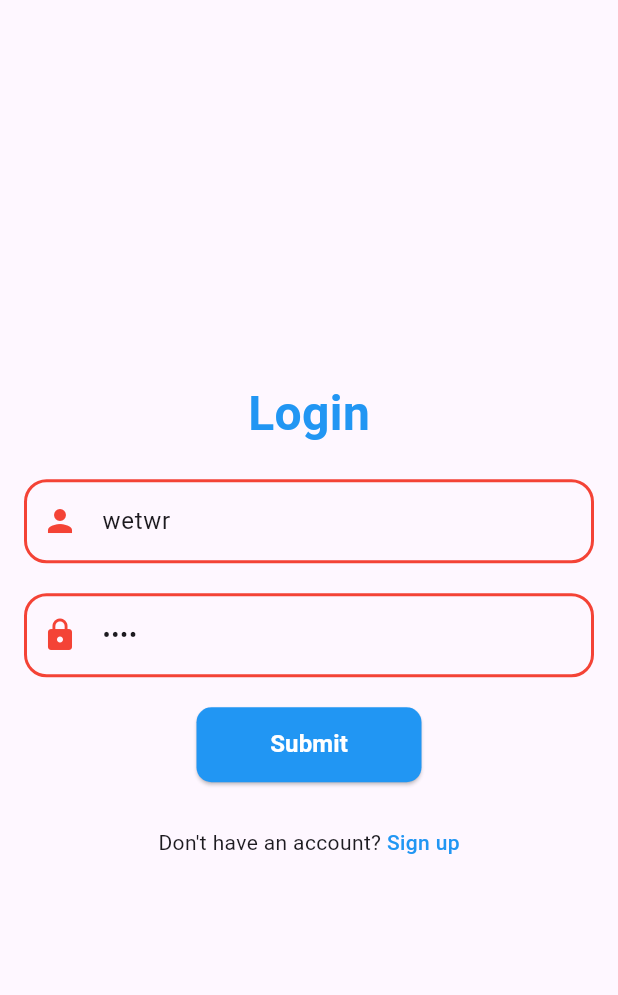
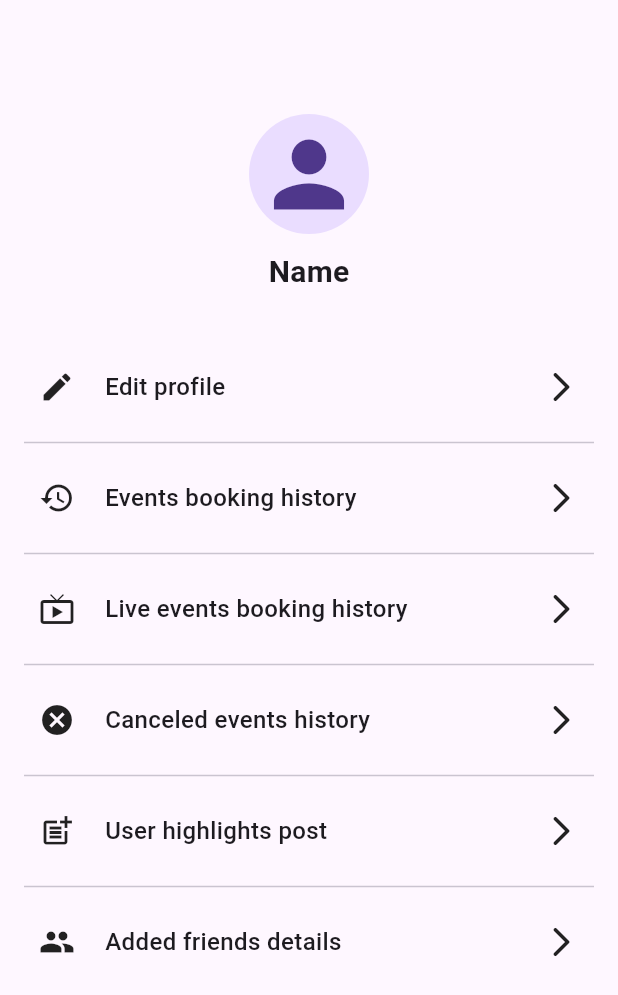
Before and after one commit to shebin-k-s/events, a Flutter app: the screen it shows after launch, on a phone screen of 412 x 824 dp. Shown: the top 995 px of the screen. Run offline on Flutter 3.47's test engine with Material 3 defaults, Android fonts, the phone set to English and light mode, and no system bars; our stand-ins replace bloc, dio, flutter_bloc, loading_animation_widget; Roboto replaces fonts that are missing (Figtree).

Commit message:
Completed basic UI of profile screen

```diff
--- a/lib/core/constants/constants.dart
+++ b/lib/core/constants/constants.dart
@@ -1,3 +1,35 @@
 import 'package:flutter/material.dart';
 
 const kTextFieldHeight = SizedBox(height: 20);
+final List<Map> profileItems = [
+  {
+    "icon": Icons.edit,
+    "label": "Edit profile",
+    "onTap": () {},
+  },
+  {
+    "icon": Icons.history,
+    "label": "Events booking history",
+    "onTap": () {},
+  },
+  {
+    "icon": Icons.live_tv,
+    "label": "Live events booking history",
+    "onTap": () {}
+  },
+  {
+    "icon": Icons.cancel,
+    "label": "Canceled events history",
+    "onTap": () {},
+  },
+  {
+    "icon": Icons.post_add,
+    "label": "User highlights post",
+    "onTap": () {},
+  },
+  {
+    "icon": Icons.group,
+    "label": "Added friends details",
+    "onTap": () {},
+  },
+];
--- a/lib/main.dart
+++ b/lib/main.dart
@@ -1,3 +1,5 @@
+import 'package:events/screens/authentication/login_screen.dart';
+import 'package:events/screens/profile/profile_screen.dart';
 import 'package:events/screens/splash/splash_screen.dart';
 import 'package:flutter/material.dart';
 
@@ -11,10 +13,9 @@ class MyApp extends StatelessWidget {
   @override
   Widget build(BuildContext context) {
     return MaterialApp(
-      theme: ThemeData(
-        primaryColor: Colors.white
-      ),
-      home: SplashScreen(),
+      theme: ThemeData(primaryColor: Colors.white),
+      // home: LoginScreen(),
+      home: ProfileScreen(),
     );
   }
 }
--- a/lib/screens/authentication/login_screen.dart
+++ b/lib/screens/authentication/login_screen.dart
@@ -1,4 +1,4 @@
-import 'package:events/application/authentication/bloc/auth_bloc.dart';
+import 'package:events/application/authentication/auth_bloc.dart';
 import 'package:events/core/constants/constants.dart';
 import 'package:events/screens/authentication/signup_screen1.dart';
 import 'package:events/screens/widgets/custom_elevated_button.dart';
--- /dev/null
+++ b/lib/screens/edit_profile/edit_profile_screen.dart
@@ -0,0 +1,12 @@
+import 'package:flutter/material.dart';
+
+class EditProfileScreen extends StatelessWidget {
+  const EditProfileScreen({super.key});
+
+  @override
+  Widget build(BuildContext context) {
+    return Scaffold(
+      body: SingleChildScrollView(),
+    );
+  }
+}
--- /dev/null
+++ b/lib/screens/profile/profile_screen.dart
@@ -0,0 +1,58 @@
+import 'package:events/core/constants/constants.dart';
+import 'package:events/screens/profile/widgets/profile_item_tile.dart';
+import 'package:events/screens/widgets/custom_text.dart';
+import 'package:flutter/material.dart';
+
+class ProfileScreen extends StatelessWidget {
+  ProfileScreen({super.key});
+
+  final Widget kHeight = SizedBox(height: 10);
+
+
+  @override
+  Widget build(BuildContext context) {
+    return Scaffold(
+      body: SingleChildScrollView(
+        child: Padding(
+          padding: const EdgeInsets.all(16.0),
+          child: Column(
+            crossAxisAlignment: CrossAxisAlignment.start,
+            children: [
+              SizedBox(height: 60),
+              Column(
+                children: [
+                  SizedBox(width: double.infinity),
+                  CircleAvatar(
+                    radius: 40,
+                    child: Icon(
+                      Icons.person,
+                      size: 70,
+                    ),
+                  ),
+                  SizedBox(height: 10),
+                  CustomText(
+                    text: "Name",
+                    fontSize: 20,
+                    fontweight: FontWeight.bold,
+                  ),
+                ],
+              ),
+              SizedBox(height: 30),
+              ListView.separated(
+                shrinkWrap: true,
+                physics: NeverScrollableScrollPhysics(),
+                itemBuilder: (context, index) => ProfileItemTile(
+                  icon: profileItems[index]["icon"],
+                  label: profileItems[index]["label"],
+                  onTap: profileItems[index]["onTap"],
+                ),
+                separatorBuilder: (context, index) => Divider(height: 10),
+                itemCount: profileItems.length,
+              )
+            ],
+          ),
+        ),
+      ),
+    );
+  }
+}
--- /dev/null
+++ b/lib/screens/profile/widgets/profile_item_tile.dart
@@ -0,0 +1,36 @@
+import 'package:events/screens/widgets/custom_text.dart';
+import 'package:flutter/material.dart';
+
+class ProfileItemTile extends StatelessWidget {
+  const ProfileItemTile({
+    super.key,
+    required this.icon,
+    required this.label,
+    required this.onTap,
+  });
+  final IconData icon;
+  final String label;
+  final Function() onTap;
+  @override
+  Widget build(BuildContext context) {
+    return InkWell(
+      onTap: onTap,
+      child: Padding(
+        padding: const EdgeInsets.symmetric(vertical: 20, horizontal: 10),
+        child: Row(
+          children: [
+            Icon(icon),
+            SizedBox(width: 20),
+            CustomText(
+              text: label,
+              fontSize: 16,
+              fontweight: FontWeight.w500,
+            ),
+            Spacer(),
+            Icon(Icons.arrow_forward_ios_rounded),
+          ],
+        ),
+      ),
+    );
+  }
+}
```
Also changed, not shown: lib/application/authentication/auth_bloc.dart (renamed from lib/application/authentication/bloc/auth_bloc.dart), lib/application/authentication/auth_event.dart (renamed from lib/application/authentication/bloc/auth_event.dart), lib/application/authentication/auth_state.dart (renamed from lib/application/authentication/bloc/auth_state.dart).
